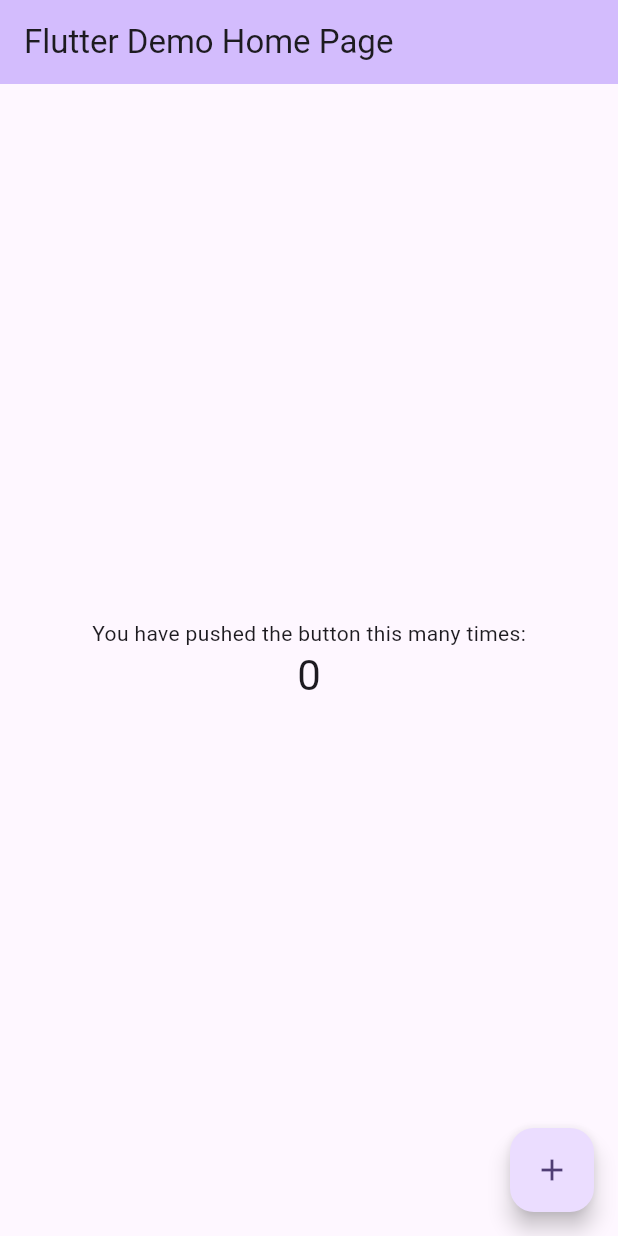
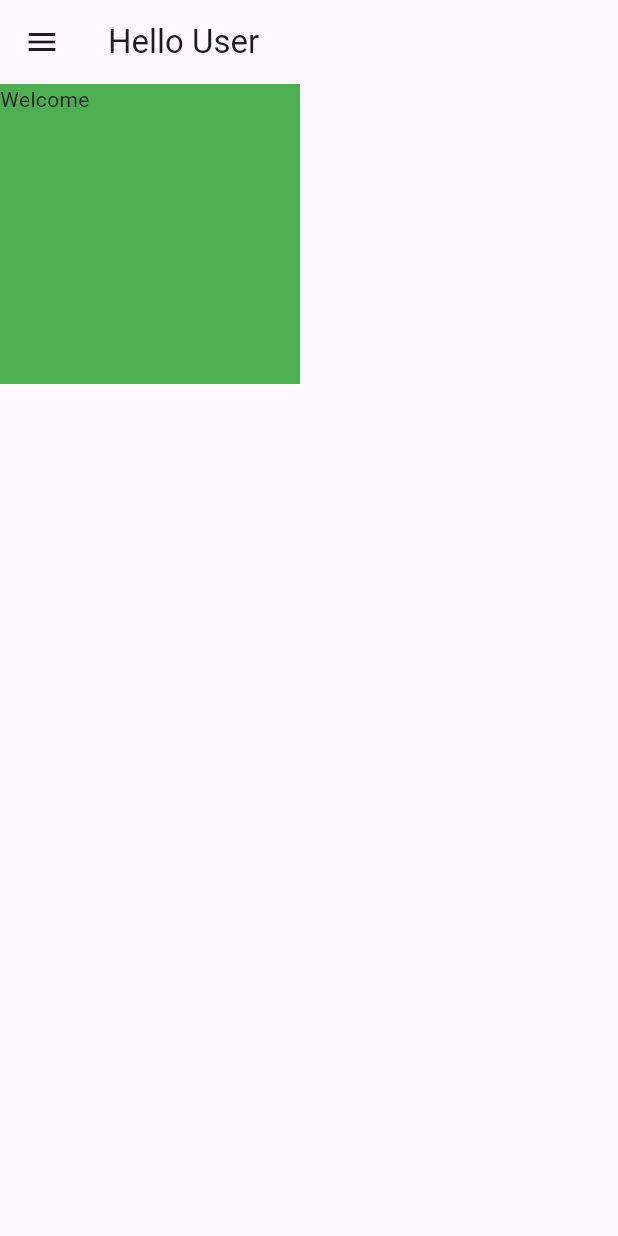
Before and after one commit to Goku289/FlutterAppPractice, a Flutter app: the screen it shows after launch, on a phone screen of 412 x 824 dp. Run offline on Flutter 3.47's test engine with Material 3 defaults, Android fonts, the phone set to English and light mode, and no system bars.

Commit message:
Day 2 completed

```diff
--- a/lib/main.dart
+++ b/lib/main.dart
@@ -1,125 +1,25 @@
 import 'package:flutter/material.dart';
+import 'package:flutter_catalog/pages/home_page.dart';
+import 'package:flutter_catalog/pages/login_page.dart';
 
 void main() {
-  runApp(const MyApp());
+  runApp(MyApp());
 }
 
 class MyApp extends StatelessWidget {
-  const MyApp({super.key});
-
-  // This widget is the root of your application.
   @override
   Widget build(BuildContext context) {
     return MaterialApp(
-      title: 'Flutter Demo',
+      themeMode: ThemeMode.light,
       theme: ThemeData(
-        // This is the theme of your application.
-        //
-        // TRY THIS: Try running your application with "flutter run". You'll see
-        // the application has a purple toolbar. Then, without quitting the app,
-        // try changing the seedColor in the colorScheme below to Colors.green
-        // and then invoke "hot reload" (save your changes or press the "hot
-        // reload" button in a Flutter-supported IDE, or press "r" if you used
-        // the command line to start the app).
-        //
-        // Notice that the counter didn't reset back to zero; the application
-        // state is not lost during the reload. To reset the state, use hot
-        // restart instead.
-        //
-        // This works for code too, not just values: Most code changes can be
-        // tested with just a hot reload.
-        colorScheme: ColorScheme.fromSeed(seedColor: Colors.deepPurple),
-        useMaterial3: true,
+        primaryColor: Colors.deepPurple
       ),
-      home: const MyHomePage(title: 'Flutter Demo Home Page'),
+      darkTheme: ThemeData(brightness: Brightness.dark),
+      initialRoute: "/home",
+      routes: {
+        "/": (context) => LoginPage(),
+        "/home": (context) => MyHomePage(),
+      },
     );
   }
 }
-
-class MyHomePage extends StatefulWidget {
-  const MyHomePage({super.key, required this.title});
-
-  // This widget is the home page of your application. It is stateful, meaning
-  // that it has a State object (defined below) that contains fields that affect
-  // how it looks.
-
-  // This class is the configuration for the state. It holds the values (in this
-  // case the title) provided by the parent (in this case the App widget) and
-  // used by the build method of the State. Fields in a Widget subclass are
-  // always marked "final".
-
-  final String title;
-
-  @override
-  State<MyHomePage> createState() => _MyHomePageState();
-}
-
-class _MyHomePageState extends State<MyHomePage> {
-  int _counter = 0;
-
-  void _incrementCounter() {
-    setState(() {
-      // This call to setState tells the Flutter framework that something has
-      // changed in this State, which causes it to rerun the build method below
-      // so that the display can reflect the updated values. If we changed
-      // _counter without calling setState(), then the build method would not be
-      // called again, and so nothing would appear to happen.
-      _counter++;
-    });
-  }
-
-  @override
-  Widget build(BuildContext context) {
-    // This method is rerun every time setState is called, for instance as done
-    // by the _incrementCounter method above.
-    //
-    // The Flutter framework has been optimized to make rerunning build methods
-    // fast, so that you can just rebuild anything that needs updating rather
-    // than having to individually change instances of widgets.
-    return Scaffold(
-      appBar: AppBar(
-        // TRY THIS: Try changing the color here to a specific color (to
-        // Colors.amber, perhaps?) and trigger a hot reload to see the AppBar
-        // change color while the other colors stay the same.
-        backgroundColor: Theme.of(context).colorScheme.inversePrimary,
-        // Here we take the value from the MyHomePage object that was created by
-        // the App.build method, and use it to set our appbar title.
-        title: Text(widget.title),
-      ),
-      body: Center(
-        // Center is a layout widget. It takes a single child and positions it
-        // in the middle of the parent.
-        child: Column(
-          // Column is also a layout widget. It takes a list of children and
-          // arranges them vertically. By default, it sizes itself to fit its
-          // children horizontally, and tries to be as tall as its parent.
-          //
-          // Column has various properties to control how it sizes itself and
-          // how it positions its children. Here we use mainAxisAlignment to
-          // center the children vertically; the main axis here is the vertical
-          // axis because Columns are vertical (the cross axis would be
-          // horizontal).
-          //
-          // TRY THIS: Invoke "debug painting" (choose the "Toggle Debug Paint"
-          // action in the IDE, or press "p" in the console), to see the
-          // wireframe for each widget.
-          mainAxisAlignment: MainAxisAlignment.center,
-          children: <Widget>[
-            const Text(
-              'You have pushed the button this many times:',
-            ),
-            Text(
-              '$_counter',
-              style: Theme.of(context).textTheme.headlineMedium,
-            ),
-          ],
-        ),
-      ),
-      floatingActionButton: FloatingActionButton(
-        onPressed: _incrementCounter,
-        tooltip: 'Increment',
-        child: const Icon(Icons.add),
-      ), // This trailing comma makes auto-formatting nicer for build methods.
-    );
-  }
-}
--- /dev/null
+++ b/lib/pages/home_page.dart
@@ -0,0 +1,19 @@
+import 'package:flutter/material.dart';
+
+class MyHomePage extends StatelessWidget {
+  @override
+  Widget build(BuildContext context) {
+    return Scaffold(
+      appBar: AppBar(
+        title: Text("Hello User"),
+      ),
+      body: Container(
+        width: 200,
+        height: 200,
+        color: Colors.green,
+        child: Text('Welcome'),
+      ),
+      drawer: Drawer(),
+    );
+  }
+}
--- /dev/null
+++ b/lib/pages/login_page.dart
@@ -0,0 +1,17 @@
+import 'package:flutter/material.dart';
+
+class LoginPage extends StatelessWidget {
+  @override
+  Widget build(BuildContext context) {
+    return Material(
+      child: Center(
+          child: Text(
+        "Login Page",
+        style: TextStyle(
+            fontSize: 40, color: Colors.blue, fontWeight: FontWeight.bold),
+            //textScaleFactor: 3,
+      ),
+      ),
+    );
+  }
+}
```
Also changed, not shown: lib/home_page.dart (deleted).
